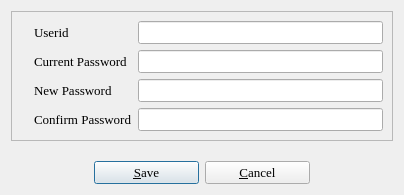
The window that password.ui (textbrowser/biblioteq) describes before a commit, drawn with Qt 5.
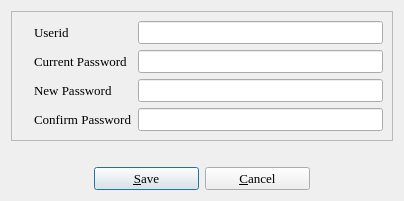
The same window after the commit. Icons and pictures are not drawn.

The edit to the form file:
```diff
--- a/password.ui
+++ b/password.ui
@@ -2,14 +2,6 @@
 <ui version="4.0">
  <class>passSelect</class>
  <widget class="QDialog" name="passSelect">
-  <property name="geometry">
-   <rect>
-    <x>0</x>
-    <y>0</y>
-    <width>400</width>
-    <height>195</height>
-   </rect>
-  </property>
   <property name="maximumSize">
    <size>
     <width>16777215</width>
```
